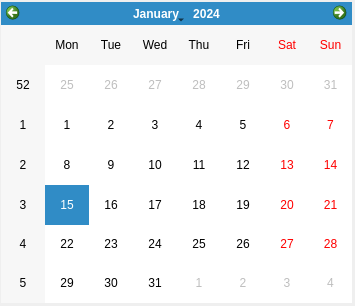
First picture: the form in calendar_dialog.ui, repository smallclover/my-excel, before the edit.
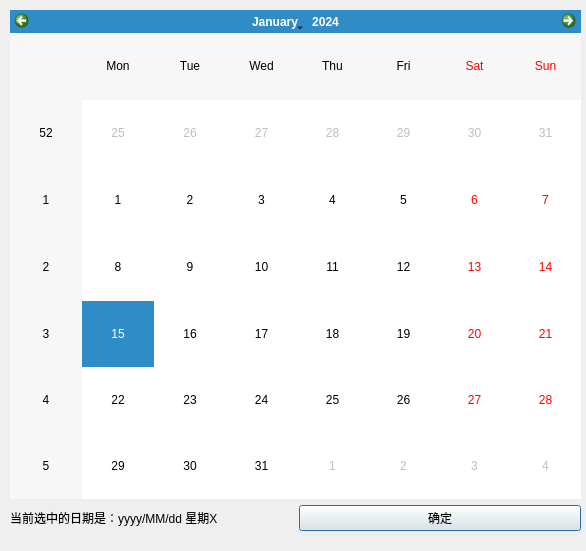
Second picture: the form after the edit.

What changed in the file:
```diff
--- a/calendar_dialog.ui
+++ b/calendar_dialog.ui
@@ -6,22 +6,45 @@
    <rect>
     <x>0</x>
     <y>0</y>
-    <width>355</width>
-    <height>306</height>
+    <width>586</width>
+    <height>551</height>
    </rect>
   </property>
   <property name="windowTitle">
    <string>Dialog</string>
   </property>
-  <widget class="QCalendarWidget" name="calendarWidget">
+  <widget class="QWidget" name="verticalLayoutWidget">
    <property name="geometry">
     <rect>
-     <x>1</x>
-     <y>2</y>
-     <width>351</width>
-     <height>301</height>
+     <x>10</x>
+     <y>10</y>
+     <width>571</width>
+     <height>521</height>
     </rect>
    </property>
+   <layout class="QVBoxLayout" name="verticalLayout">
+    <item>
+     <widget class="QCalendarWidget" name="calendarWidget"/>
+    </item>
+    <item>
+     <layout class="QHBoxLayout" name="horizontalLayout_3">
+      <item>
+       <widget class="QLabel" name="choosedDateLabel">
+        <property name="text">
+         <string>当前选中的日期是：yyyy/MM/dd 星期X</string>
+        </property>
+       </widget>
+      </item>
+      <item>
+       <widget class="QPushButton" name="okButton">
+        <property name="text">
+         <string>确定</string>
+        </property>
+       </widget>
+      </item>
+     </layout>
+    </item>
+   </layout>
   </widget>
  </widget>
  <resources/>
```
